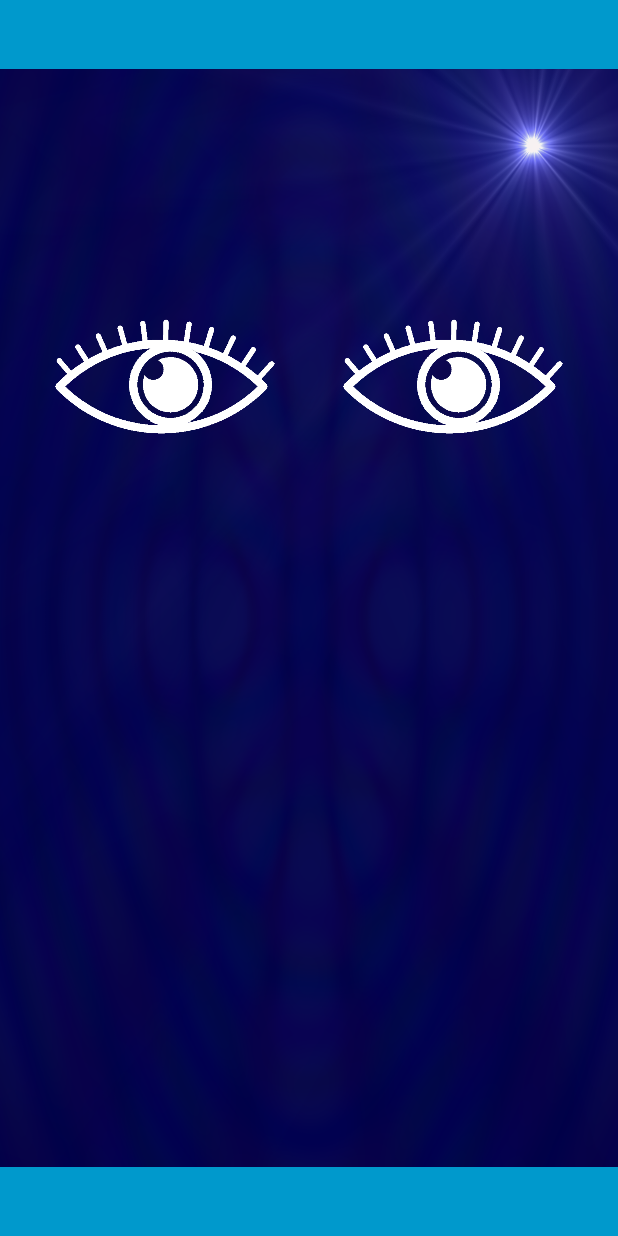
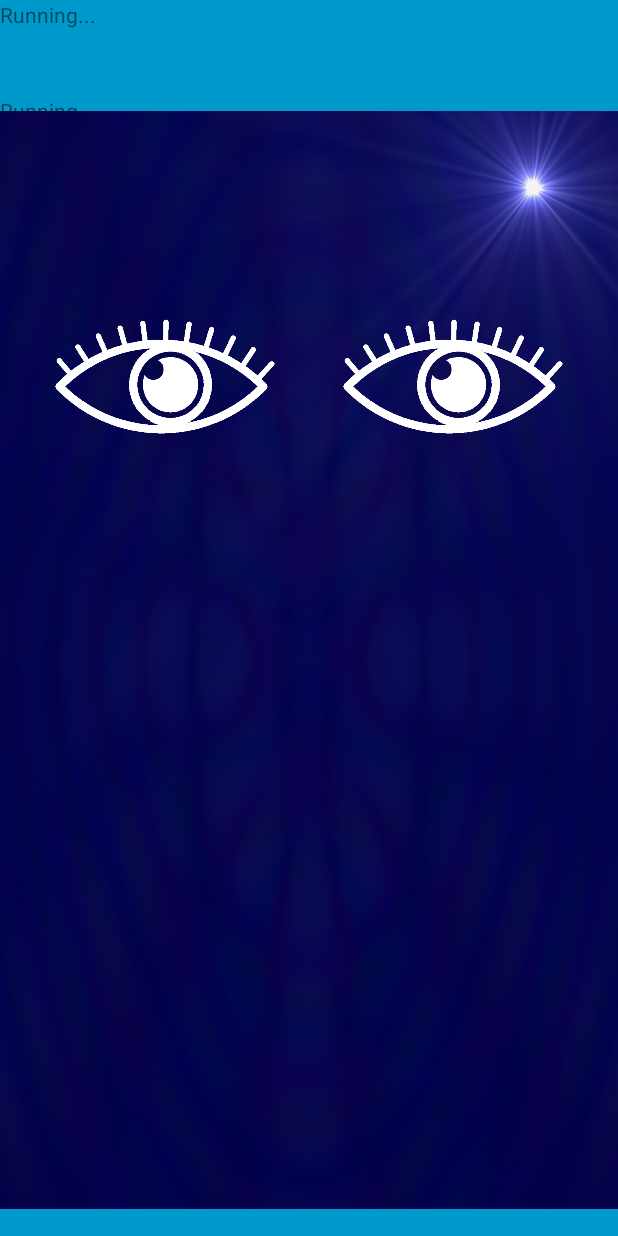
Before and after one commit to jasondb1/cpsc581_p1_sensor, an Android app: the screen it shows after launch (FullscreenActivity), on a phone screen of 412 x 824 dp. Run offline under Robolectric (Android 15) with nearby library versions, the phone set to English and light mode, and no system bars.

Commit message:
Sensor debug data added

```diff
--- a/app/src/main/java/com/example/opensensor/FullscreenActivity.java
+++ b/app/src/main/java/com/example/opensensor/FullscreenActivity.java
@@ -7,12 +7,26 @@ import android.os.Bundle;
 import android.os.Handler;
 import android.view.MotionEvent;
 import android.view.View;
+import android.hardware.Sensor;
+import android.hardware.SensorEvent;
+import android.hardware.SensorEventListener;
+import android.hardware.SensorManager;
+import android.widget.TextView;
 
 /**
  * An example full-screen activity that shows and hides the system UI (i.e.
  * status bar and navigation/system bar) with user interaction.
  */
-public class FullscreenActivity extends AppCompatActivity {
+public class FullscreenActivity extends AppCompatActivity implements SensorEventListener {
+
+    private TextView mDebugText;
+    private TextView mDebugLight;
+    private SensorManager sManager;
+    private Sensor mGyro;
+    private Sensor mAccelerometer;
+    private Sensor mLight;
+
+
     /**
      * Whether or not the system UI should be auto-hidden after
      * {@link #AUTO_HIDE_DELAY_MILLIS} milliseconds.
@@ -73,6 +87,10 @@ public class FullscreenActivity extends AppCompatActivity {
      * system UI. This is to prevent the jarring behavior of controls going away
      * while interacting with activity UI.
      */
+
+
+    //TODO: This will likely be disabled
+
     private final View.OnTouchListener mDelayHideTouchListener = new View.OnTouchListener() {
         @Override
         public boolean onTouch(View view, MotionEvent motionEvent) {
@@ -88,6 +106,18 @@ public class FullscreenActivity extends AppCompatActivity {
         super.onCreate(savedInstanceState);
 
         setContentView(R.layout.activity_fullscreen);
+
+        //setup sensor manager
+
+        mDebugText = (TextView) findViewById(R.id.debug);
+        mDebugText.setText("Running...");
+        mDebugLight = (TextView) findViewById(R.id.debug_light);
+        mDebugLight.setText("Running...");
+
+        sManager = (SensorManager) getSystemService(SENSOR_SERVICE);
+        mGyro = sManager.getDefaultSensor(Sensor.TYPE_GYROSCOPE);
+        mAccelerometer = sManager.getDefaultSensor(Sensor.TYPE_ACCELEROMETER);
+        mLight = sManager.getDefaultSensor(Sensor.TYPE_LIGHT);
 
         mVisible = true;
         mControlsView = findViewById(R.id.fullscreen_content_controls);
@@ -160,4 +190,82 @@ public class FullscreenActivity extends AppCompatActivity {
         mHideHandler.removeCallbacks(mHideRunnable);
         mHideHandler.postDelayed(mHideRunnable, delayMillis);
     }
+
+    /**
+     * Registers mGyro and mLight listener when app is running
+     */
+    @Override
+    protected void onResume(){
+        super.onResume();
+
+        //register listeners
+        //sManager.registerListener(this, mGyro, SensorManager.SENSOR_DELAY_NORMAL);
+        sManager.registerListener(this, mAccelerometer, SensorManager.SENSOR_DELAY_NORMAL);
+
+        //TODO: explore method Sensor.requestTriggerSensor
+        sManager.registerListener(this, mLight, SensorManager.SENSOR_DELAY_NORMAL);
+
+        }
+
+    /**
+     *  Un-Registers mGyro and mLight listener when app is running
+     */
+    @Override
+    protected void onPause(){
+        super.onPause();
+
+        //unregister listener when app is paused
+        sManager.unregisterListener(this);
+    }
+
+
+    @Override
+    public void onSensorChanged(SensorEvent event) {
+
+
+        if (event.sensor == mAccelerometer) {
+
+            //if sensor is unreliable, return void
+            //if (event.accuracy == SensorManager.SENSOR_STATUS_UNRELIABLE)
+            //{
+            //    mDebugText.setText("BAD DATA");
+            //    return;
+            //}
+
+            //else it will output the Roll, Pitch and Yawn values
+            mDebugText.setText("X:"+ Float.toString(event.values[2]) +"\n"+
+                    "Y:"+ Float.toString(event.values[1]) +"\n"+
+                    "Z:"+ Float.toString(event.values[0]));
+        }
+        else if (event.sensor == mGyro) {
+
+            //if sensor is unreliable, return void
+            if (event.accuracy == SensorManager.SENSOR_STATUS_UNRELIABLE)
+            {
+                return;
+            }
+
+            //else it will output the Roll, Pitch and Yawn values
+            mDebugText.setText("X:"+ Float.toString(event.values[2]) +"\n"+
+                    "Y:"+ Float.toString(event.values[1]) +"\n"+
+                    "Z:"+ Float.toString(event.values[0]));
+        }
+        else if (event.sensor == mLight) {
+            //if sensor is unreliable, return void
+            if (event.accuracy == SensorManager.SENSOR_STATUS_UNRELIABLE)
+            {
+                return;
+            }
+            //else it will output the Roll, Pitch and Yawn values
+            //debugText.setText("X:"+ Float.toString(event.values[0]);
+            mDebugLight.setText("Light:" + Float.toString(event.values[0]));
+        }
+
+
+    }
+
+    @Override
+    public void onAccuracyChanged(Sensor sensor, int accuracy) {
+
+    }
 }
--- a/app/src/main/res/layout/activity_fullscreen.xml
+++ b/app/src/main/res/layout/activity_fullscreen.xml
@@ -21,24 +21,42 @@
         android:textSize="50sp"
         android:textStyle="bold" />
 
-    <ImageView
-        android:id="@+id/BackgroundImage"
+    <!-- This FrameLayout insets its children based on system windows using
+         android:fitsSystemWindows. -->
+    <LinearLayout
         android:layout_width="match_parent"
         android:layout_height="match_parent"
-        android:contentDescription="@string/background"
-        app:srcCompat="@drawable/bg" />
+        android:orientation="vertical">
 
-    <!-- This FrameLayout insets its children based on system windows using
-         android:fitsSystemWindows. -->
+        <TextView
+            android:id="@+id/debug"
+            android:layout_width="match_parent"
+            android:layout_height="64dp"
+            android:text="@string/debug" />
+
+        <TextView
+            android:id="@+id/debug_light"
+            android:layout_width="match_parent"
+            android:layout_height="45dp"
+            android:text="@string/debugLight" />
+    </LinearLayout>
+
     <FrameLayout
         android:layout_width="match_parent"
         android:layout_height="match_parent"
         android:fitsSystemWindows="true">
 
-        <LinearLayout
-            android:id="@+id/eyess"
+        <ImageView
+            android:id="@+id/BackgroundImage"
             android:layout_width="match_parent"
             android:layout_height="match_parent"
+            android:contentDescription="@string/background"
+            app:srcCompat="@drawable/bg" />
+
+        <LinearLayout
+            android:id="@+id/eyes"
+            android:layout_width="match_parent"
+            android:layout_height="wrap_content"
             android:layout_marginStart="20dp"
             android:layout_marginTop="150dp"
             android:orientation="horizontal">
@@ -87,7 +105,10 @@
                     app:srcCompat="@drawable/pupil_00_white" />
 
             </FrameLayout>
+
         </LinearLayout>
+
+
 
         <LinearLayout
             android:id="@+id/fullscreen_content_controls"
@@ -108,6 +129,8 @@
                 android:text="@string/dummy_button" />
 
         </LinearLayout>
+
+
     </FrameLayout>
 
 </FrameLayout>
--- a/app/src/main/res/values/strings.xml
+++ b/app/src/main/res/values/strings.xml
@@ -8,4 +8,6 @@
     <string name="eyelidRight">eyelidright</string>
     <string name="pupilRight">pupilRight</string>
     <string name="background">background</string>
+    <string name="debug">debug</string>
+    <string name="debugLight">debug light</string>
 </resources>
```
